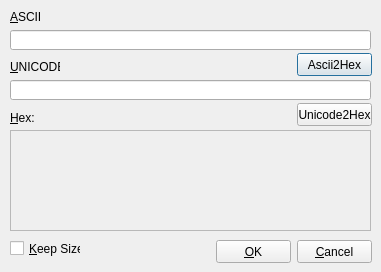
x64dbg/x64dbg, file x64_dbg_gui/Project/Src/Gui/HexEditDialog.ui: the form before one commit.
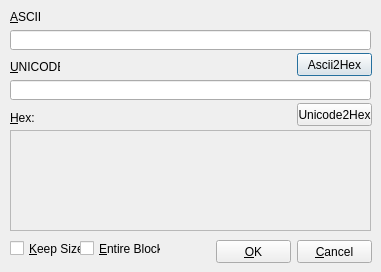
The form after the commit. Icons and pictures are not drawn.

Commit message: GUI: added 'Entire Block' checkbox to HexEditDialog

Patch:
```diff
--- a/x64_dbg_gui/Project/Src/Gui/HexEditDialog.ui
+++ b/x64_dbg_gui/Project/Src/Gui/HexEditDialog.ui
@@ -191,6 +191,19 @@
     <string>&amp;Keep Size</string>
    </property>
   </widget>
+  <widget class="QCheckBox" name="chkEntireBlock">
+   <property name="geometry">
+    <rect>
+     <x>80</x>
+     <y>240</y>
+     <width>81</width>
+     <height>17</height>
+    </rect>
+   </property>
+   <property name="text">
+    <string>&amp;Entire Block</string>
+   </property>
+  </widget>
  </widget>
  <tabstops>
   <tabstop>lineEditAscii</tabstop>
```
The commit also changes 2 other files.
